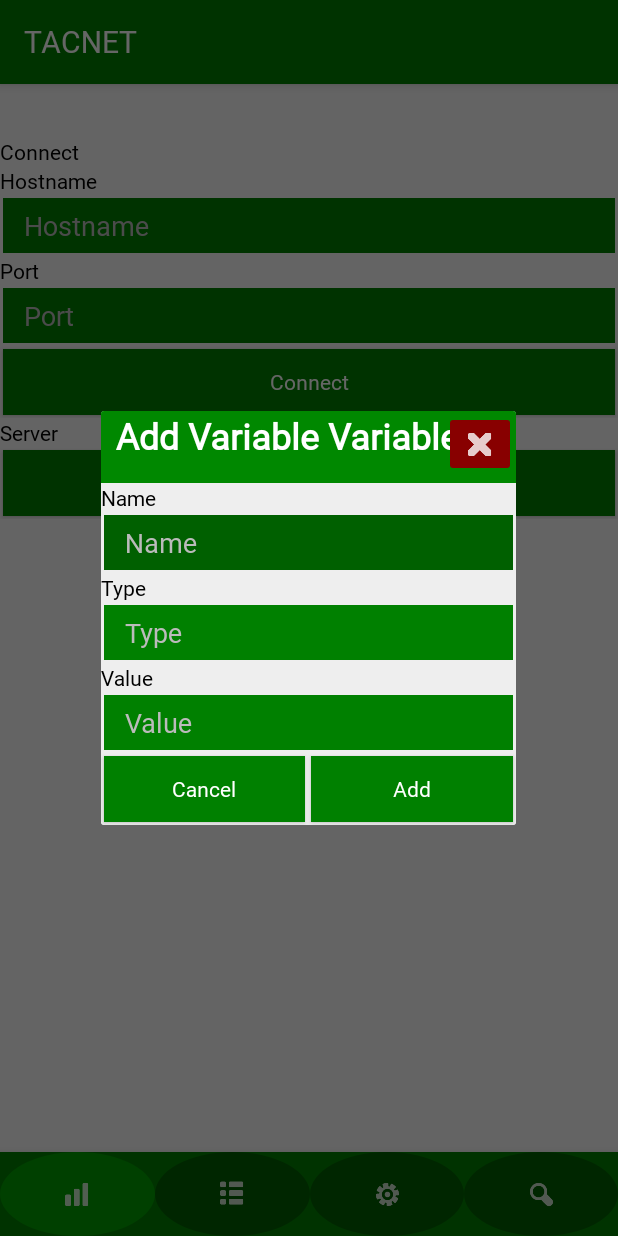
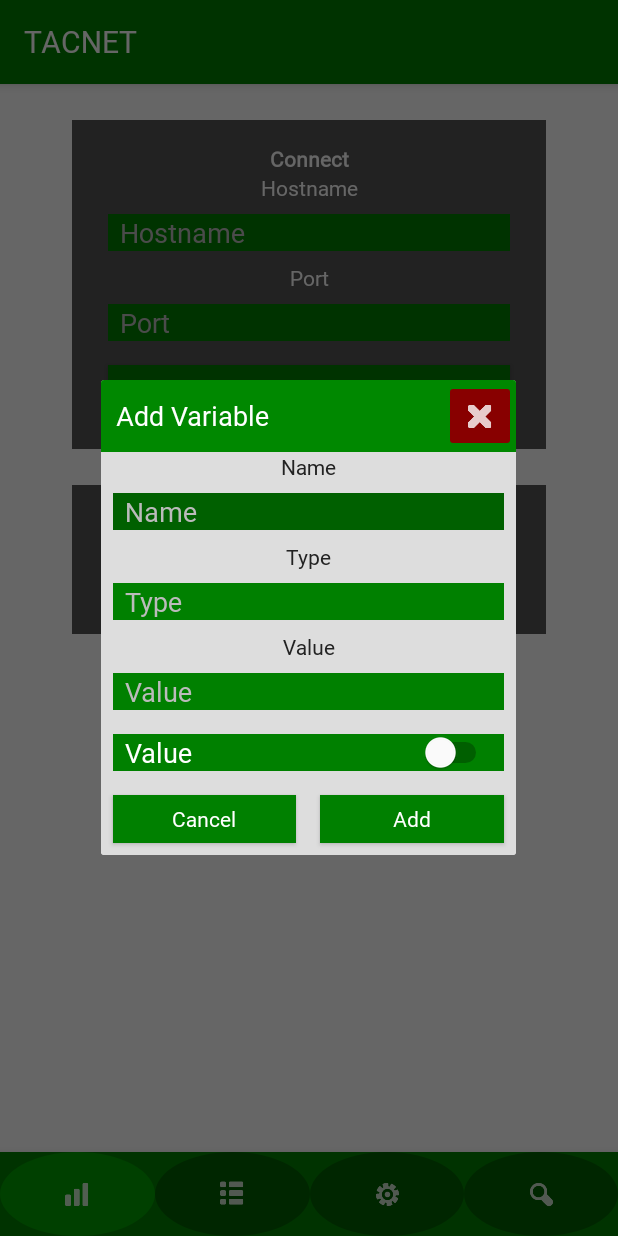
Before and after one commit to TimeCrafters/TimeCraftersConfigurationTool, an Android app: the SearchFragment screen opened through its navigation route, after a tap on "Connect", on a phone screen of 412 x 824 dp. Run offline under Robolectric (Android 15) with nearby library versions, the phone set to English and light mode, and no system bars; our stand-ins replace navigation-ui.

Commit message:
Flesh out more of the UI

```diff
--- a/app/src/main/java/org/timecrafters/TimeCraftersConfigurationTool/ui/search/SearchFragment.java
+++ b/app/src/main/java/org/timecrafters/TimeCraftersConfigurationTool/ui/search/SearchFragment.java
@@ -23,11 +23,9 @@ public class SearchFragment extends Fragment {
         searchViewModel =
                 ViewModelProviders.of(this).get(SearchViewModel.class);
         View root = inflater.inflate(R.layout.fragment_search, container, false);
-        final TextView textView = root.findViewById(R.id.text_search);
         searchViewModel.getText().observe(getViewLifecycleOwner(), new Observer<String>() {
             @Override
             public void onChanged(@Nullable String s) {
-                textView.setText(s);
             }
         });
         return root;
--- a/app/src/main/java/org/timecrafters/TimeCraftersConfigurationTool/ui/tacnet/TACNETFragment.java
+++ b/app/src/main/java/org/timecrafters/TimeCraftersConfigurationTool/ui/tacnet/TACNETFragment.java
@@ -41,7 +41,7 @@ public class TACNETFragment extends Fragment {
                 Dialog dialog = new Dialog(getContext());
                 dialog.show();
 
-                ((TextView)dialog.findViewById(R.id.dialogTitle)).setText("Add Variable Variable");
+                ((TextView)dialog.findViewById(R.id.dialogTitle)).setText("Add Variable");
                 LinearLayout view = dialog.findViewById(R.id.dialogContent);
                 view.addView(getLayoutInflater().inflate(R.layout.dialog_edit_variable, null));
             }
--- a/app/src/main/res/drawable/button_active.xml
+++ b/app/src/main/res/drawable/button_active.xml
@@ -1,18 +1,18 @@
 <?xml version="1.0" encoding="utf-8"?>
 <layer-list xmlns:android="http://schemas.android.com/apk/res/android">
     <item
-        android:top="2dp"
-        android:bottom="2dp"
-        android:left="2dp"
-        android:right="2dp">
+        android:top="@dimen/button_margin_top"
+        android:bottom="@dimen/button_margin_bottom"
+        android:left="@dimen/button_margin_left"
+        android:right="@dimen/button_margin_right">
         <shape android:shape="rectangle">
             <solid android:color="@color/colorTertiary" />
             <corners android:radius="0dp" />
             <padding
-                android:top="8dp"
-                android:bottom="8dp"
-                android:left="16dp"
-                android:right="16dp" />
+                android:top="@dimen/button_padding_top"
+                android:bottom="@dimen/button_padding_bottom"
+                android:left="@dimen/button_padding_left"
+                android:right="@dimen/button_padding_right" />
         </shape>
     </item>
 </layer-list>
--- a/app/src/main/res/drawable/button_default.xml
+++ b/app/src/main/res/drawable/button_default.xml
@@ -1,18 +1,18 @@
 <?xml version="1.0" encoding="utf-8"?>
 <layer-list xmlns:android="http://schemas.android.com/apk/res/android">
     <item
-        android:top="2dp"
-        android:bottom="2dp"
-        android:left="2dp"
-        android:right="2dp">
+        android:top="@dimen/button_margin_top"
+        android:bottom="@dimen/button_margin_bottom"
+        android:left="@dimen/button_margin_left"
+        android:right="@dimen/button_margin_right">
         <shape android:shape="rectangle">
             <solid android:color="@color/colorPrimary" />
             <corners android:radius="0dp" />
             <padding
-                android:top="8dp"
-                android:bottom="8dp"
-                android:left="16dp"
-                android:right="16dp" />
+                android:top="@dimen/button_padding_top"
+                android:bottom="@dimen/button_padding_bottom"
+                android:left="@dimen/button_padding_left"
+                android:right="@dimen/button_padding_right" />
         </shape>
     </item>
 </layer-list>
--- a/app/src/main/res/drawable/button_disabled.xml
+++ b/app/src/main/res/drawable/button_disabled.xml
@@ -1,18 +1,18 @@
 <?xml version="1.0" encoding="utf-8"?>
 <layer-list xmlns:android="http://schemas.android.com/apk/res/android">
     <item
-        android:top="2dp"
-        android:bottom="2dp"
-        android:left="2dp"
-        android:right="2dp">
+        android:top="@dimen/button_margin_top"
+        android:bottom="@dimen/button_margin_bottom"
+        android:left="@dimen/button_margin_left"
+        android:right="@dimen/button_margin_right">
         <shape android:shape="rectangle">
             <solid android:color="@color/buttonDisabled" />
             <corners android:radius="0dp" />
             <padding
-                android:top="8dp"
-                android:bottom="8dp"
-                android:left="16dp"
-                android:right="16dp" />
+                android:top="@dimen/button_padding_top"
+                android:bottom="@dimen/button_padding_bottom"
+                android:left="@dimen/button_padding_left"
+                android:right="@dimen/button_padding_right" />
         </shape>
     </item>
 </layer-list>
--- a/app/src/main/res/drawable/button_hover.xml
+++ b/app/src/main/res/drawable/button_hover.xml
@@ -1,18 +1,18 @@
 <?xml version="1.0" encoding="utf-8"?>
 <layer-list xmlns:android="http://schemas.android.com/apk/res/android">
     <item
-        android:top="2dp"
-        android:bottom="2dp"
-        android:left="2dp"
-        android:right="2dp">
+        android:top="@dimen/button_margin_top"
+        android:bottom="@dimen/button_margin_bottom"
+        android:left="@dimen/button_margin_left"
+        android:right="@dimen/button_margin_right">
         <shape android:shape="rectangle">
             <solid android:color="@color/colorSecondary" />
             <corners android:radius="0dp" />
             <padding
-                android:top="8dp"
-                android:bottom="8dp"
-                android:left="16dp"
-                android:right="16dp" />
+                android:top="@dimen/button_padding_top"
+                android:bottom="@dimen/button_padding_bottom"
+                android:left="@dimen/button_padding_left"
+                android:right="@dimen/button_padding_right" />
         </shape>
     </item>
 </layer-list>
--- a/app/src/main/res/drawable/button_selected.xml
+++ b/app/src/main/res/drawable/button_selected.xml
@@ -1,18 +1,18 @@
 <?xml version="1.0" encoding="utf-8"?>
 <layer-list xmlns:android="http://schemas.android.com/apk/res/android">
     <item
-        android:top="2dp"
-        android:bottom="2dp"
-        android:left="2dp"
-        android:right="2dp">
+        android:top="@dimen/button_margin_top"
+        android:bottom="@dimen/button_margin_bottom"
+        android:left="@dimen/button_margin_left"
+        android:right="@dimen/button_margin_right">
         <shape android:shape="rectangle">
             <solid android:color="@color/colorSecondary" />
             <corners android:radius="0dp" />
             <padding
-                android:top="8dp"
-                android:bottom="8dp"
-                android:left="16dp"
-                android:right="16dp" />
+                android:top="@dimen/button_padding_top"
+                android:bottom="@dimen/button_padding_bottom"
+                android:left="@dimen/button_padding_left"
+                android:right="@dimen/button_padding_right" />
         </shape>
     </item>
 </layer-list>
--- a/app/src/main/res/layout/activity_main.xml
+++ b/app/src/main/res/layout/activity_main.xml
@@ -10,6 +10,7 @@
         android:name="androidx.navigation.fragment.NavHostFragment"
         android:layout_width="match_parent"
         android:layout_height="match_parent"
+        android:layout_marginBottom="56dp"
         app:defaultNavHost="true"
         app:layout_constraintBottom_toTopOf="@id/nav_view"
         app:layout_constraintHorizontal_bias="0.0"
@@ -22,10 +23,10 @@
     <com.google.android.material.bottomnavigation.BottomNavigationView
         android:id="@+id/nav_view"
         android:layout_width="0dp"
-        android:layout_height="wrap_content"
-        app:layout_constraintBottom_toBottomOf="parent"
+        android:layout_height="56dp"
         app:layout_constraintLeft_toLeftOf="parent"
         app:layout_constraintRight_toRightOf="parent"
+        app:layout_constraintTop_toBottomOf="@+id/nav_host_fragment"
         app:menu="@menu/bottom_nav_menu" />
 
 </androidx.constraintlayout.widget.ConstraintLayout>
--- a/app/src/main/res/layout/dialog_base.xml
+++ b/app/src/main/res/layout/dialog_base.xml
@@ -19,22 +19,22 @@
         <TextView
             android:id="@+id/dialogTitle"
             android:layout_width="wrap_content"
-            android:layout_height="wrap_content"
-            android:textSize="24dp"
+            android:layout_height="match_parent"
+            android:layout_marginLeft="10dp"
+            android:gravity="center_vertical"
+            android:text="[Title Not Set]"
             android:textColor="@color/dialogTitle"
-            android:textFontWeight="800"
-            android:text="[Title Not Set]"
-            android:layout_marginLeft="10dp"
+            android:textSize="@dimen/dialogTitleTextSize"
             app:layout_constraintStart_toStartOf="parent"
             app:layout_constraintTop_toTopOf="parent" />
 
         <ImageButton
             android:id="@+id/dialogCloseButton"
             android:layout_width="wrap_content"
-            android:layout_height="wrap_content"
+            android:layout_height="match_parent"
+            android:backgroundTint="@color/colorDanger"
             android:contentDescription="@string/dialog_close"
             android:src="@drawable/cross"
-            android:backgroundTint="@color/colorDanger"
             app:layout_constraintEnd_toEndOf="parent"
             app:layout_constraintTop_toTopOf="parent" />
     </androidx.constraintlayout.widget.ConstraintLayout>
--- a/app/src/main/res/layout/dialog_edit_variable.xml
+++ b/app/src/main/res/layout/dialog_edit_variable.xml
@@ -1,5 +1,6 @@
 <?xml version="1.0" encoding="utf-8"?>
 <LinearLayout xmlns:android="http://schemas.android.com/apk/res/android"
+    xmlns:tools="http://schemas.android.com/tools"
     android:orientation="vertical" android:layout_width="match_parent"
     android:layout_height="match_parent">
 
@@ -7,7 +8,9 @@
         android:id="@+id/textView5"
         android:layout_width="match_parent"
         android:layout_height="wrap_content"
-        android:text="@string/variable_name" />
+        android:gravity="center|center_horizontal|center_vertical"
+        android:text="@string/variable_name"
+        android:textColor="@color/dialogLabel" />
 
     <EditText
         android:id="@+id/variableName"
@@ -21,10 +24,12 @@
         android:id="@+id/textView6"
         android:layout_width="match_parent"
         android:layout_height="wrap_content"
-        android:text="@string/variable_type" />
+        android:gravity="center|center_horizontal|center_vertical"
+        android:text="@string/variable_type"
+        android:textColor="@color/dialogLabel" />
 
     <EditText
-        android:id="@+id/editTextTextPersonName3"
+        android:id="@+id/variableType"
         android:layout_width="match_parent"
         android:layout_height="wrap_content"
         android:ems="10"
@@ -35,15 +40,24 @@
         android:id="@+id/textView7"
         android:layout_width="match_parent"
         android:layout_height="wrap_content"
-        android:text="@string/variable_value" />
+        android:gravity="center|center_horizontal|center_vertical"
+        android:text="@string/variable_value"
+        android:textColor="@color/dialogLabel" />
 
     <EditText
-        android:id="@+id/editTextTextPersonName4"
+        android:id="@+id/variableValue"
         android:layout_width="match_parent"
         android:layout_height="wrap_content"
         android:ems="10"
         android:hint="@string/variable_value"
         android:inputType="textPersonName" />
+
+    <Switch
+        android:id="@+id/variableValueBoolean"
+        style="@style/ToggleButton"
+        android:layout_width="match_parent"
+        android:layout_height="wrap_content"
+        android:text="@string/variable_value" />
 
     <LinearLayout
         android:layout_width="match_parent"
--- a/app/src/main/res/layout/fragment_editor.xml
+++ b/app/src/main/res/layout/fragment_editor.xml
@@ -1,22 +1,27 @@
 <?xml version="1.0" encoding="utf-8"?>
-<androidx.constraintlayout.widget.ConstraintLayout xmlns:android="http://schemas.android.com/apk/res/android"
+<LinearLayout xmlns:android="http://schemas.android.com/apk/res/android"
     xmlns:app="http://schemas.android.com/apk/res-auto"
     xmlns:tools="http://schemas.android.com/tools"
     android:layout_width="match_parent"
     android:layout_height="match_parent"
+    android:orientation="vertical"
     tools:context=".ui.editor.EditorFragment">
 
     <TextView
         android:id="@+id/text_editor"
         android:layout_width="match_parent"
         android:layout_height="wrap_content"
-        android:layout_marginStart="8dp"
-        android:layout_marginTop="8dp"
-        android:layout_marginEnd="8dp"
-        android:textAlignment="center"
-        android:textSize="20sp"
-        app:layout_constraintBottom_toBottomOf="parent"
-        app:layout_constraintEnd_toEndOf="parent"
-        app:layout_constraintStart_toStartOf="parent"
-        app:layout_constraintTop_toTopOf="parent" />
-</androidx.constraintlayout.widget.ConstraintLayout>
+        android:textAlignment="center" />
+
+    <LinearLayout
+        android:layout_width="match_parent"
+        android:layout_height="match_parent"
+        android:orientation="vertical">
+
+        <TextView
+            android:id="@+id/textView8"
+            android:layout_width="match_parent"
+            android:layout_height="wrap_content"
+            android:text="TODO" />
+    </LinearLayout>
+</LinearLayout>
--- a/app/src/main/res/layout/fragment_search.xml
+++ b/app/src/main/res/layout/fragment_search.xml
@@ -1,22 +1,41 @@
 <?xml version="1.0" encoding="utf-8"?>
-<androidx.constraintlayout.widget.ConstraintLayout xmlns:android="http://schemas.android.com/apk/res/android"
+<LinearLayout xmlns:android="http://schemas.android.com/apk/res/android"
     xmlns:app="http://schemas.android.com/apk/res-auto"
     xmlns:tools="http://schemas.android.com/tools"
     android:layout_width="match_parent"
     android:layout_height="match_parent"
+    android:orientation="vertical"
     tools:context=".ui.search.SearchFragment">
 
-    <TextView
-        android:id="@+id/text_search"
+    <LinearLayout
         android:layout_width="match_parent"
         android:layout_height="wrap_content"
-        android:layout_marginStart="8dp"
-        android:layout_marginTop="8dp"
-        android:layout_marginEnd="8dp"
-        android:textAlignment="center"
-        android:textSize="20sp"
-        app:layout_constraintBottom_toBottomOf="parent"
-        app:layout_constraintEnd_toEndOf="parent"
-        app:layout_constraintStart_toStartOf="parent"
-        app:layout_constraintTop_toTopOf="parent" />
-</androidx.constraintlayout.widget.ConstraintLayout>
+        android:background="@color/list_even"
+        android:orientation="horizontal">
+
+        <EditText
+            android:id="@+id/search_query"
+            android:layout_width="wrap_content"
+            android:layout_height="wrap_content"
+            android:layout_weight="1"
+            android:ems="10"
+            android:hint="@string/search"
+            android:inputType="textPersonName" />
+
+        <ImageButton
+            android:id="@+id/search"
+            style="@style/Button"
+            android:layout_width="wrap_content"
+            android:layout_height="wrap_content"
+            android:layout_weight="1"
+            android:src="@drawable/search" />
+    </LinearLayout>
+
+    <LinearLayout
+        android:id="@+id/search_results"
+        android:layout_width="match_parent"
+        android:layout_height="match_parent"
+        android:orientation="vertical">
+
+    </LinearLayout>
+</LinearLayout>
--- a/app/src/main/res/layout/fragment_settings.xml
+++ b/app/src/main/res/layout/fragment_settings.xml
@@ -37,4 +37,5 @@
             android:layout_height="wrap_content"
             android:text="@string/settings_manage_configurations" />
     </LinearLayout>
+
 </LinearLayout>
--- a/app/src/main/res/layout/fragment_tacnet.xml
+++ b/app/src/main/res/layout/fragment_tacnet.xml
@@ -4,43 +4,47 @@
     xmlns:tools="http://schemas.android.com/tools"
     android:layout_width="match_parent"
     android:layout_height="match_parent"
+    android:background="#FFFFFF"
     tools:context=".ui.tacnet.TACNETFragment">
 
-    <LinearLayout
+    <ScrollView
         android:layout_width="match_parent"
         android:layout_height="match_parent"
-        android:orientation="vertical"
         app:layout_constraintBottom_toBottomOf="parent"
         app:layout_constraintEnd_toEndOf="parent"
         app:layout_constraintStart_toStartOf="parent"
         app:layout_constraintTop_toTopOf="parent">
 
-        <TextView
-            android:id="@+id/text_tacnet"
+        <LinearLayout
             android:layout_width="match_parent"
             android:layout_height="wrap_content"
-            android:layout_marginStart="8dp"
-            android:layout_marginTop="8dp"
-            android:layout_marginEnd="8dp"
-            android:textAlignment="center"
-            android:textSize="20sp" />
+            android:orientation="vertical">
 
             <LinearLayout
                 android:id="@+id/tacnet_connect"
                 android:layout_width="match_parent"
                 android:layout_height="wrap_content"
-            android:orientation="vertical">
+                android:layout_marginLeft="48dp"
+                android:layout_marginTop="24dp"
+                android:layout_marginRight="48dp"
+                android:layout_marginBottom="24dp"
+                android:background="@color/list_even"
+                android:orientation="vertical"
+                android:padding="16dp">
 
                 <TextView
                     android:id="@+id/textView"
                     android:layout_width="match_parent"
                     android:layout_height="wrap_content"
-                android:text="@string/tacnet_connect" />
+                    android:gravity="center|center_horizontal|center_vertical"
+                    android:text="@string/tacnet_connect"
+                    android:textStyle="bold" />
 
                 <TextView
                     android:id="@+id/textView2"
                     android:layout_width="match_parent"
                     android:layout_height="wrap_content"
+                    android:gravity="center"
                     android:text="@string/tacnet_hostname" />
 
                 <EditText
@@ -49,12 +53,13 @@
                     android:layout_height="wrap_content"
                     android:ems="10"
                     android:hint="@string/tacnet_hostname"
-                android:inputType="textPersonName" />
+                    android:inputType="textUri" />
 
                 <TextView
                     android:id="@+id/textView3"
                     android:layout_width="match_parent"
                     android:layout_height="wrap_content"
+                    android:gravity="center|center_horizontal|center_vertical"
                     android:text="@string/tacnet_port" />
 
                 <EditText
@@ -63,7 +68,7 @@
                     android:layout_height="wrap_content"
                     android:ems="10"
                     android:hint="@string/tacnet_port"
-                android:inputType="textPersonName" />
+                    android:inputType="number" />
 
                 <Button
                     android:id="@+id/connect"
@@ -73,22 +78,32 @@
             </LinearLayout>
 
             <LinearLayout
+                android:id="@+id/tacnet_server"
                 android:layout_width="match_parent"
                 android:layout_height="wrap_content"
-            android:orientation="vertical">
+                android:layout_marginLeft="48dp"
+                android:layout_marginRight="48dp"
+                android:layout_marginBottom="24dp"
+                android:background="@color/list_even"
+                android:orientation="vertical"
+                android:padding="16dp">
 
                 <TextView
                     android:id="@+id/textView4"
                     android:layout_width="match_parent"
                     android:layout_height="wrap_content"
-                android:text="@string/tacnet_server" />
+                    android:gravity="center"
+                    android:text="@string/tacnet_server"
+                    android:textStyle="bold" />
 
                 <Button
-                android:id="@+id/button2"
+                    android:id="@+id/tacnet_start_server"
                     android:layout_width="match_parent"
                     android:layout_height="wrap_content"
                     android:text="@string/tacnet_start_server" />
             </LinearLayout>
+
         </LinearLayout>
+    </ScrollView>
 
 </androidx.constraintlayout.widget.ConstraintLayout>
--- a/app/src/main/res/values/colors.xml
+++ b/app/src/main/res/values/colors.xml
@@ -18,8 +18,12 @@
     <color name="list_even">#555</color>
     <color name="list_odd">#999</color>
 
-    <color name="dialogBackground">#eee</color>
+    <color name="tacnetPrimary">#003f7f</color>
+    <color name="tacnetSecondary">#007f7f</color>
+
+    <color name="dialogBackground">#ddd</color>
     <color name="dialogTitle">#fff</color>
+    <color name="dialogLabel">#222</color>
     <color name="dialogCloseColor">#222</color>
     <color name="dialogAlert">#f80</color>
     <color name="dialogError">@color/colorDanger</color>
--- a/app/src/main/res/values/dimens.xml
+++ b/app/src/main/res/values/dimens.xml
@@ -2,4 +2,16 @@
     <!-- Default screen margins, per the Android Design guidelines. -->
     <dimen name="activity_horizontal_margin">16dp</dimen>
     <dimen name="activity_vertical_margin">16dp</dimen>
+
+    <dimen name="button_padding_left">16dp</dimen>
+    <dimen name="button_padding_right">16dp</dimen>
+    <dimen name="button_padding_top">8dp</dimen>
+    <dimen name="button_padding_bottom">8dp</dimen>
+
+    <dimen name="button_margin_left">8dp</dimen>
+    <dimen name="button_margin_right">8dp</dimen>
+    <dimen name="button_margin_top">8dp</dimen>
+    <dimen name="button_margin_bottom">8dp</dimen>
+
+    <dimen name="dialogTitleTextSize">18dp</dimen>
 </resources>
--- a/app/src/main/res/values/strings.xml
+++ b/app/src/main/res/values/strings.xml
@@ -20,6 +20,8 @@
     <string name="settings_manage_presets">Manage Presets</string>
     <string name="settings_manage_configurations">Manage Configurations</string>
 
+    <string name="search">Search</string>
+
     <string name="dialog_close">Close</string>
     <string name="dialog_cancel">Cancel</string>
     <string name="dialog_okay">Okay</string>
--- a/app/src/main/res/values/styles.xml
+++ b/app/src/main/res/values/styles.xml
@@ -6,11 +6,13 @@
         <item name="colorPrimaryDark">@color/colorPrimaryDark</item>
         <item name="colorAccent">@color/colorAccent</item>
 
+        <item name="android:textColor">#fff</item>
+        <item name="android:fontFamily">@font/dejavusans_condensed_fontfamily</item>
+
         <item name="buttonStyle">@style/Button</item>
-        <item name="android:textColor">#000</item>
         <item name="bottomNavigationStyle">@style/NavigationBar</item>
-        <item name="android:fontFamily">@font/dejavusans_condensed_fontfamily</item>
         <item name="editTextStyle">@style/TextInput</item>
+        <item name="switchStyle">@style/ToggleButton</item>
     </style>
 
     <style name="NavigationBar" parent="Widget.Design.BottomNavigationView">
@@ -30,6 +32,19 @@
         <item name="android:textAllCaps">false</item>
     </style>
 
+    <style name="ToggleButton" parent="Widget.AppCompat.CompoundButton.Switch">
+        <item name="android:background">@drawable/button</item>
+        <item name="android:textColor">@color/buttonContent</item>
+        <item name="android:fontFamily">@font/dejavusans_condensed_fontfamily</item>
+        <item name="android:textStyle">normal</item>
+        <item name="android:textSize">18sp</item>
+        <item name="android:textAllCaps">false</item>
+        <item name="android:paddingLeft">@dimen/button_padding_left</item>
+        <item name="android:paddingRight">@dimen/button_padding_right</item>
+        <item name="android:paddingTop">@dimen/button_padding_top</item>
+        <item name="android:paddingBottom">@dimen/button_padding_bottom</item>
+    </style>
+
     <style name="TextInput" parent="Widget.AppCompat.EditText">
         <item name="android:background">@drawable/button</item>
         <item name="android:textColor">#ffffff</item>
```
Lines whose indentation alone changed are shown as unchanged.
